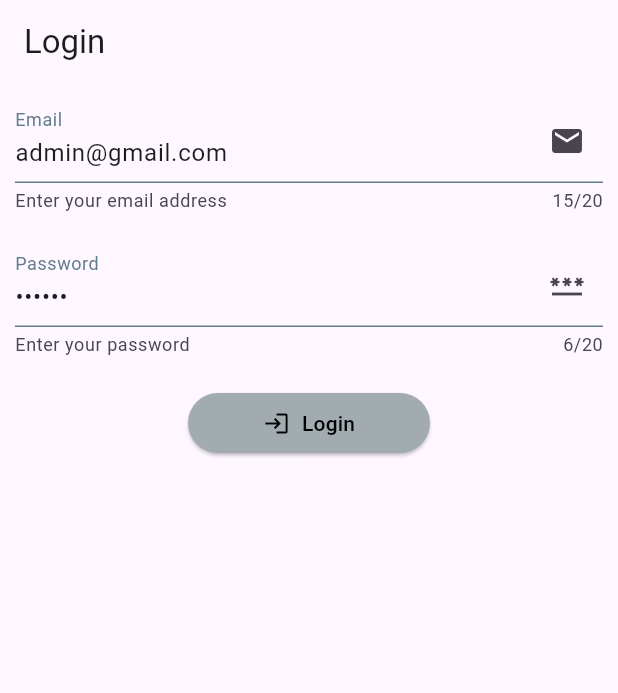
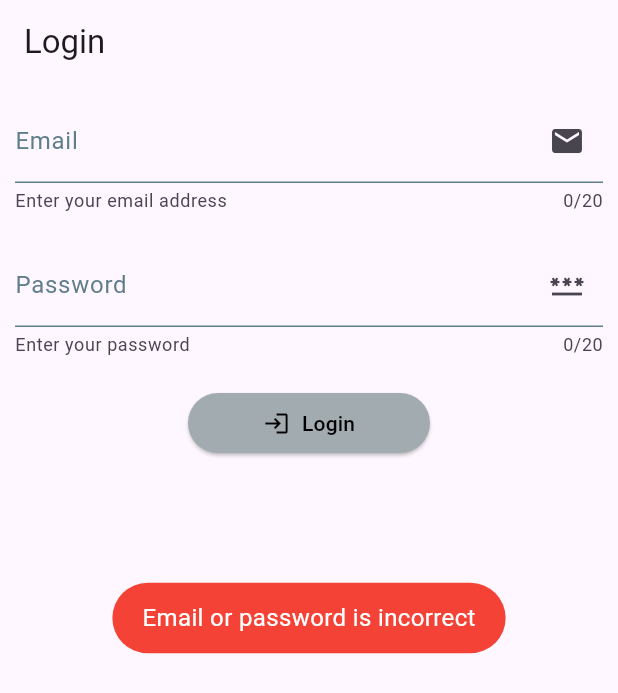
Before and after one commit to lypsisrudiansyah/flutter_exercise1001, a Flutter app: the screen it shows after launch, after a tap on "Login", on a phone screen of 412 x 824 dp. Shown: the top 693 px of the screen. Run offline on Flutter 3.47's test engine with Material 2 defaults, Android fonts, the phone set to English and light mode, and no system bars; our stand-ins replace fluttertoast.

Commit message:
🔧 chore(main.dart): remove unused import 'package:get/get.dart' 🔧 chore(login_controller.dart): remove unused import 'package:get/get.dart' 🔧 chore(login_view.dart): remove initial values for email and password fields 🔧 chore(login_view.dart): implementin login

```diff
--- a/lib/main.dart
+++ b/lib/main.dart
@@ -1,6 +1,5 @@
 import 'package:flutter_basic_widget_exercise/core.dart';
 import 'package:flutter/material.dart';
-import 'package:get/get.dart';
 
 void main() {
   runApp(const MyApp());
@@ -12,8 +11,9 @@ class MyApp extends StatelessWidget {
   // This widget is the root of your application.
   @override
   Widget build(BuildContext context) {
-    return GetMaterialApp(
+    return MaterialApp(
       title: 'Flutter Demo',
+      navigatorKey: Get.navigatorKey,
       theme: ThemeData(
         colorScheme: ColorScheme.fromSeed(seedColor: Colors.deepPurple),
         useMaterial3: true,
--- a/lib/presentation/login/controller/login_controller.dart
+++ b/lib/presentation/login/controller/login_controller.dart
@@ -1,5 +1,6 @@
 import 'package:flutter/material.dart';
 import 'package:flutter_basic_widget_exercise/core.dart';
+import 'package:fluttertoast/fluttertoast.dart';
 // import 'package:get/get.dart';
 
 class LoginController extends State<LoginView> {
@@ -21,19 +22,28 @@ class LoginController extends State<LoginView> {
   Widget build(BuildContext context) => widget.build(context, this);
 
   Future doLogin() async {
-    if (email == 'andre' || password == '123456') {
-      // Get
+    print("Email: $email Password: $password");
+    if (email == 'andre' && password == '123456') {
+      print("Andre");
+
       Get.to(const EmployeeDashboardView());
       return;
-    } else if (email == 'melisa' || password == '123456') {
+    } else if (email == 'melisa' && password == '123456') {
+      print("Melisa");
       Get.to(const HrDashboardView());
       return;
     } else {
-      const GetSnackBar(
-        title: 'Login Failed',
-        message: 'Email or password is incorrect',
-        backgroundColor: Colors.red,
-      );
+      // create popup showing with text
+      // "Email or password is incorrect" using vanilla code from flutter
+      print("Email or password is incorrect");
+      Fluttertoast.showToast(
+          msg: "Email or password is incorrect",
+          toastLength: Toast.LENGTH_SHORT,
+          gravity: ToastGravity.CENTER,
+          timeInSecForIosWeb: 1,
+          backgroundColor: Colors.red,
+          textColor: Colors.white,
+          fontSize: 16.0);
     }
   }
 }
--- a/lib/presentation/login/view/login_view.dart
+++ b/lib/presentation/login/view/login_view.dart
@@ -19,7 +19,6 @@ class LoginView extends StatefulWidget {
           child: Column(
             children: [
               TextFormField(
-                initialValue: 'admin@gmail.com',
                 maxLength: 20,
                 decoration: const InputDecoration(
                   labelText: 'Email',
@@ -36,11 +35,12 @@ class LoginView extends StatefulWidget {
                   ),
                   helperText: 'Enter your email address',
                 ),
-                onChanged: (value) {},
+                onChanged: (value) {
+                  controller.email = value;
+                },
               ),
               const SizedBox(height: 20.0),
               TextFormField(
-                initialValue: '123456',
                 maxLength: 20,
                 obscureText: true,
                 decoration: const InputDecoration(
@@ -58,7 +58,10 @@ class LoginView extends StatefulWidget {
                   ),
                   helperText: 'Enter your password',
                 ),
-                onChanged: (value) {},
+                onChanged: (value) {
+                  controller.password = value;
+
+                },
               ),
               const SizedBox(height: 20.0),
               ElevatedButton.icon(
@@ -71,7 +74,7 @@ class LoginView extends StatefulWidget {
                     horizontal: 50.0,
                   ),
                 ),
-                onPressed: () {},
+                onPressed: () => controller.doLogin(),
               ),
             ],
           ),
```
Also changed, not shown: pubspec.yaml (+1 -8 lines), pubspec.lock.
